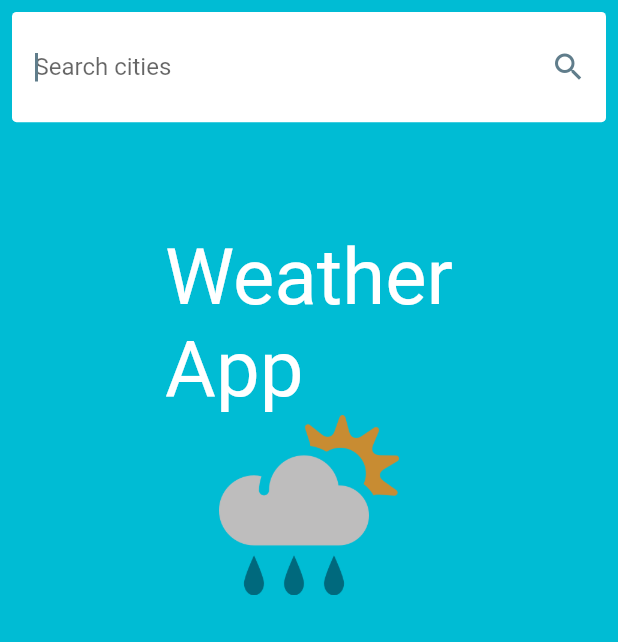
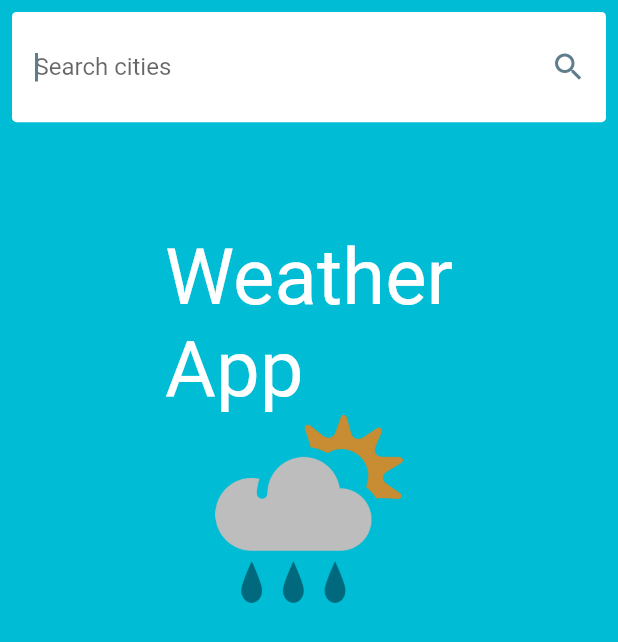
Before and after one commit to Maikhaa/flutter_bloc_simple_demo, a Flutter app: the screen it shows after launch, on a phone screen of 412 x 824 dp. Shown: the top 642 px of the screen. Run offline on Flutter 3.47's test engine with Material 2 defaults, Android fonts, the phone set to English and light mode, and no system bars; our stand-ins replace bloc, equatable, flutter_bloc.

Commit message:
New string constants added

```diff
--- a/lib/utils/constants.dart
+++ b/lib/utils/constants.dart
@@ -17,6 +17,6 @@ const double kstSmallBox = 30.0;
 const double kstRegularBox = 60.0;
 const double kstLargeBox = 125.0;
 
-// Images
-const String kstHomeImageURL = 'https://www.metaweather.com/static/img/weather/png/s.png';
-const String kstImageBaseURL = 'https://www.metaweather.com/static/img/weather/png/';
+// Messages and text
+const String kstErrorMessage = 'Please try a different city\nor check your network connection.';
+const String kstAppName = 'Weather\nApp';
--- a/lib/widgets/weather_info.dart
+++ b/lib/widgets/weather_info.dart
@@ -122,18 +122,19 @@ class WeatherInfo extends StatelessWidget {
                   ]),
             );
           case WeatherStatus.error:
-            return Center(child: Padding(
-              padding: const EdgeInsets.all(kstRegularPadding),
-              child: Text('Please try a different city\nor check your network connection.'),
-            ));
+            return Center(
+              child: Padding(
+                  padding: const EdgeInsets.all(kstRegularPadding),
+                  child: Text(kstErrorMessage)),
+            );
           default:
             return Center(
               child: Column(children: [
-                Text("Weather\nApp",
+                Text(kstAppName,
                     style: Theme.of(context).textTheme.headline1),
                 SizedBox(
-                  height: 120,
-                  width: 120,
+                  height: kstLargeBox,
+                  width: kstLargeBox,
                   child: Image.asset('assets/images/s.png'),
                 ),
               ]),
```
